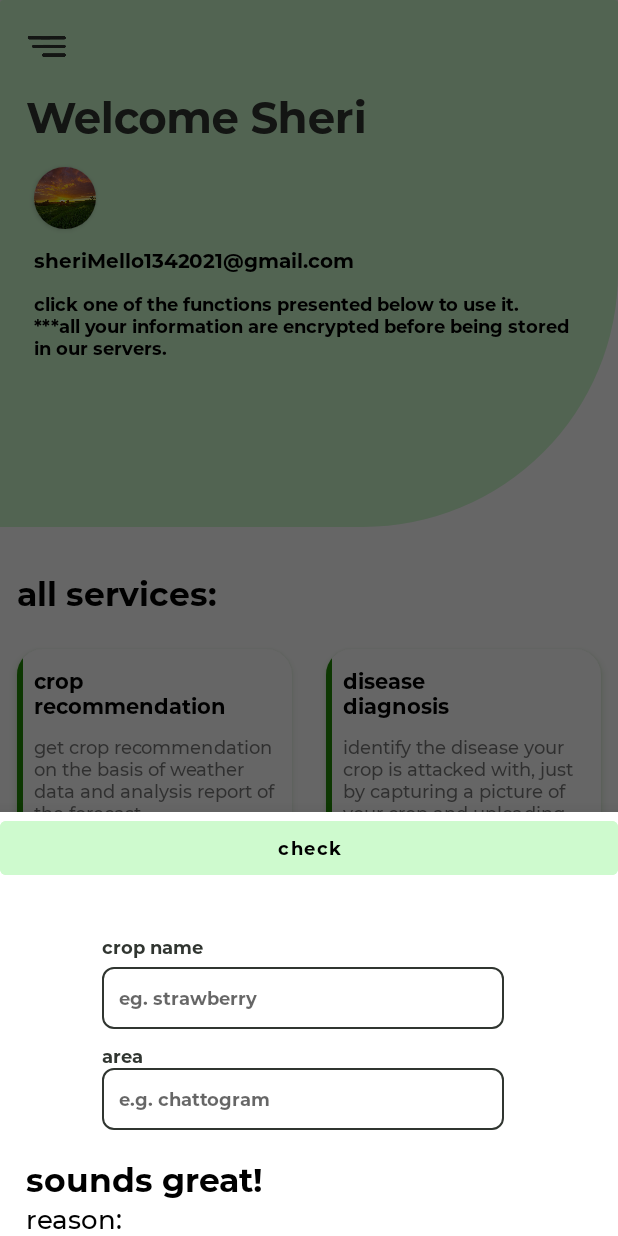
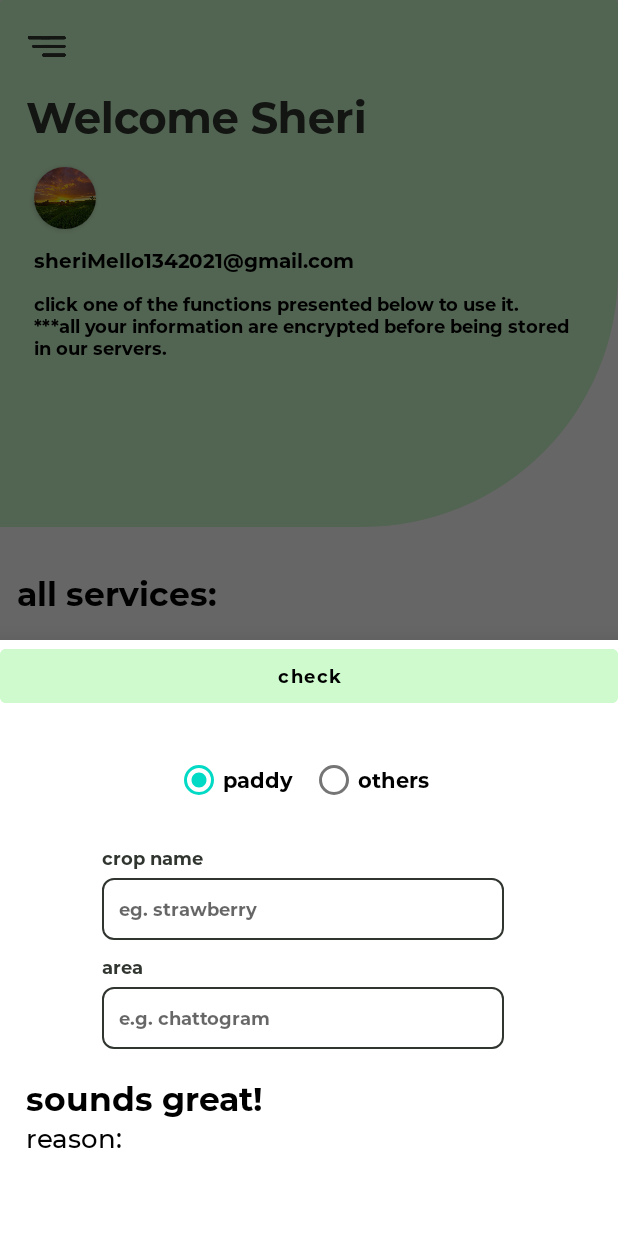
Before and after one commit to sherimello/kirshokerBondhu, an Android app: the fragment bottom_spread_sheet placed in its activity, on a phone screen of 412 x 824 dp. Run offline under Robolectric (Android 15) with nearby library versions, the phone set to English and light mode, and no system bars; our stand-ins replace Firebase (no records; nobody signed in at launch, a user with empty details on screens opened directly).

Commit message:
radio buttons in crop suggestion added and crop info fetching and implementing is done alhamdulillah...

```diff
--- a/app/src/main/java/com/example/kirshokerbondhu/activities/MainActivity.java
+++ b/app/src/main/java/com/example/kirshokerbondhu/activities/MainActivity.java
@@ -4,9 +4,7 @@ import static android.content.res.Resources.getSystem;
 
 import android.animation.ObjectAnimator;
 import android.content.Intent;
-import android.content.SharedPreferences;
 import android.os.Bundle;
-import android.preference.PreferenceManager;
 import android.view.View;
 import android.view.animation.OvershootInterpolator;
 import android.widget.Button;
@@ -25,13 +23,8 @@ import com.google.android.gms.auth.api.signin.GoogleSignIn;
 import com.google.android.gms.auth.api.signin.GoogleSignInClient;
 import com.google.android.gms.auth.api.signin.GoogleSignInOptions;
 import com.google.firebase.auth.FirebaseAuth;
-import com.google.gson.Gson;
-import com.google.gson.reflect.TypeToken;
 
-import java.lang.reflect.Type;
-import java.util.ArrayList;
-
-public class MainActivity extends AppCompatActivity implements View.OnClickListener, bottom_spread_sheet.Data {
+public class MainActivity extends AppCompatActivity implements View.OnClickListener {
 
     private GoogleSignInClient mGoogleSignInClient;
     private FirebaseAuth mAuth;
@@ -41,7 +34,6 @@ public class MainActivity extends AppCompatActivity implements View.OnClickListe
     private View swipe_view;
     private TextView text_logout;
     private ConstraintLayout constraint_menu_items, constraint_crop_recommendation;
-    private ArrayList<String> locations;
 
     @Override
     protected void onCreate(Bundle savedInstanceState) {
@@ -49,9 +41,6 @@ public class MainActivity extends AppCompatActivity implements View.OnClickListe
         setContentView(R.layout.activity_main);
 
         mAuth = FirebaseAuth.getInstance();
-        locations = new ArrayList<>();
-        locations = getArrayList("locations");
-//        Toast.makeText(getApplicationContext(), String.valueOf(getArrayList("locations").size()), Toast.LENGTH_SHORT).show();
 
         button_signout = findViewById(R.id.button_signout);
         image_menu = findViewById(R.id.image_menu);
@@ -81,9 +70,6 @@ public class MainActivity extends AppCompatActivity implements View.OnClickListe
                 card_main.animate().rotation(0).translationY(0).translationX(0).scaleX(1).scaleY(1).setDuration(700).setInterpolator(new OvershootInterpolator());
                 constraint_menu_items.animate().translationX(-convertToPx(200)).rotation(19).setDuration(700).setInterpolator(new OvershootInterpolator());
                 constraint_menu_items.setLayerType(View.LAYER_TYPE_NONE, null);
-
-//                    animateMenuItems(0, 0, 1, 10, 0);
-
             }
         });
 
@@ -133,15 +119,6 @@ public class MainActivity extends AppCompatActivity implements View.OnClickListe
         constraint_menu_items.animate().translationX(0).rotation(0).setDuration(500).setInterpolator(new OvershootInterpolator());
     }
 
-    public ArrayList<String> getArrayList(String key) {
-        SharedPreferences prefs = PreferenceManager.getDefaultSharedPreferences(getApplicationContext());
-        Gson gson = new Gson();
-        String json = prefs.getString(key, null);
-        Type type = new TypeToken<ArrayList<String>>() {
-        }.getType();
-        return gson.fromJson(json, type);
-    }
-
     public int convertToPx(int dp) {
         // Get the screen's density scale
         final float scale = getResources().getDisplayMetrics().density;
@@ -149,8 +126,4 @@ public class MainActivity extends AppCompatActivity implements View.OnClickListe
         return (int) (dp * scale + 0.5f);
     }
 
-    @Override
-    public void getArrayList(ArrayList<String> locations) {
-
-    }
 }
--- a/app/src/main/java/com/example/kirshokerbondhu/activities/Splash.java
+++ b/app/src/main/java/com/example/kirshokerbondhu/activities/Splash.java
@@ -56,6 +56,7 @@ public class Splash extends AppCompatActivity {
             @Override
             public void onDoubleClick(View v) {
                 sharedPrefs.onboardingPref(getApplicationContext(), 0);
+                sharedPrefs.sharedDataAlreadyDownloadedStatus(getApplicationContext(), 0);
             }
         });
 
--- a/app/src/main/java/com/example/kirshokerbondhu/classes/SharedPrefs.java
+++ b/app/src/main/java/com/example/kirshokerbondhu/classes/SharedPrefs.java
@@ -4,15 +4,43 @@ import static android.content.Context.MODE_PRIVATE;
 
 import android.content.Context;
 import android.content.SharedPreferences;
+import com.google.gson.Gson;
+import com.google.gson.reflect.TypeToken;
+
+import java.lang.reflect.Type;
+import java.util.ArrayList;
 
 public class SharedPrefs {
 
-    private static final String ON_BOARDING_SEEN_STATE = "isOnboardingSeen";
+    private static final String ON_BOARDING_SEEN_STATE = "isOnboardingSeen", PREF_NAME = "is_data_downloaded";
 
     public void onboardingPref(Context context, int i) {
         SharedPreferences.Editor editor = context.getSharedPreferences(ON_BOARDING_SEEN_STATE, MODE_PRIVATE).edit();
         editor.putInt("status", i);
         editor.apply();
     }
+    public void sharedDataAlreadyDownloadedStatus(Context context, int i) {
+        SharedPreferences sharedPref = context.getSharedPreferences(PREF_NAME, Context.MODE_PRIVATE);
+        SharedPreferences.Editor editor = sharedPref.edit();
+        editor.putInt("status", i);
+        editor.apply();
+    }
 
+    public void saveArrayList(Context context, ArrayList<String> list, String key) {
+        SharedPreferences prefs = context.getSharedPreferences("Data Pref", MODE_PRIVATE);
+        SharedPreferences.Editor editor = prefs.edit();
+        Gson gson = new Gson();
+        String json = gson.toJson(list);
+        editor.putString(key, json);
+        editor.apply();
+    }
+
+    public ArrayList<String> getArrayList(Context context, String key) {
+        SharedPreferences prefs = context.getSharedPreferences("Data Pref", Context.MODE_PRIVATE);
+        Gson gson = new Gson();
+        String json = prefs.getString(key, null);
+        Type type = new TypeToken<ArrayList<String>>() {
+        }.getType();
+        return gson.fromJson(json, type);
+    }
 }
--- a/app/src/main/java/com/example/kirshokerbondhu/classes/bottom_spread_sheet.java
+++ b/app/src/main/java/com/example/kirshokerbondhu/classes/bottom_spread_sheet.java
@@ -1,36 +1,27 @@
 package com.example.kirshokerbondhu.classes;
 
-import android.content.Context;
-import android.content.SharedPreferences;
 import android.os.Bundle;
-import android.preference.PreferenceManager;
 import android.view.LayoutInflater;
 import android.view.View;
 import android.view.ViewGroup;
 import android.view.WindowManager;
 import android.widget.ArrayAdapter;
 import android.widget.AutoCompleteTextView;
+import android.widget.RadioButton;
 import android.widget.TextView;
-import android.widget.Toast;
 
 import androidx.annotation.NonNull;
 import androidx.annotation.Nullable;
 
 import com.example.kirshokerbondhu.R;
 import com.google.android.material.bottomsheet.BottomSheetDialogFragment;
-import com.google.gson.Gson;
-import com.google.gson.reflect.TypeToken;
-
-import java.lang.reflect.Type;
-import java.util.ArrayList;
 
 public class bottom_spread_sheet extends BottomSheetDialogFragment {
 
-    private Data mData;
-    private ArrayList<String> locations;
     private AutoCompleteTextView edit_crop_name, edit_area;
-
     private TextView text_area;
+    private RadioButton radio_paddy, radio_others;
+    private SharedPrefs sharedPrefs;
 
     @Nullable
     @Override
@@ -38,38 +29,55 @@ public class bottom_spread_sheet extends BottomSheetDialogFragment {
         View v = inflater.inflate(R.layout.bottom_spread_sheet, container, false);
         requireActivity().getWindow().setSoftInputMode(WindowManager.LayoutParams.SOFT_INPUT_ADJUST_UNSPECIFIED);
         edit_area = v.findViewById(R.id.edit_area);
+        edit_crop_name = v.findViewById(R.id.edit_crop_name);
         text_area = v.findViewById(R.id.text_area);
-//        locs = (String[]) getArrayList("locations").toArray();
+        radio_paddy = v.findViewById(R.id.radio_paddy);
+        radio_others = v.findViewById(R.id.radio_others);
+
+        radio_paddy.setChecked(true);
+
+        sharedPrefs = new SharedPrefs();
+        addAdapterToLocatioACTV();
+        addAdapterToCropNameACTV("rice");
+        setListenersToRadioButtons(radio_paddy);
+        setListenersToRadioButtons(radio_others);
+
+
+        return v;
+    }
+
+    private void setListenersToRadioButtons(RadioButton radioButton) {
+        radioButton.setOnCheckedChangeListener((buttonView, isChecked) -> {
+            if (radioButton.isChecked()) {
+                if (radioButton == radio_paddy) {
+                    addAdapterToCropNameACTV("rice");
+                    return;
+                }
+                addAdapterToCropNameACTV("other products");
+            }
+
+        });
+    }
+
+    private void addAdapterToCropNameACTV(String crop) {
+
         ArrayAdapter<String> adapter = new ArrayAdapter<>(requireContext(),
-                android.R.layout.simple_dropdown_item_1line, getArrayList("locations"));
+                android.R.layout.simple_dropdown_item_1line, sharedPrefs.getArrayList(requireContext(), crop));
+
+        edit_crop_name.setAdapter(adapter);
+        adapter.notifyDataSetChanged();
+
+    }
+
+    private void addAdapterToLocatioACTV() {
+
+        ArrayAdapter<String> adapter = new ArrayAdapter<>(requireContext(),
+                android.R.layout.simple_dropdown_item_1line, sharedPrefs.getArrayList(requireContext(), "locations"));
 
         edit_area.setAdapter(adapter);
         adapter.notifyDataSetChanged();
-//        edit_area.showDropDown();
-        Toast.makeText(requireActivity(), String.valueOf(getArrayList("locations").size()), Toast.LENGTH_SHORT).show();
-        return v;
     }
 
-    @Override
-    public void onAttach(@NonNull Context context) {
-        super.onAttach(context);
-        try {
-            mData = (Data) context;
-        } catch (ClassCastException e) {
-            throw new ClassCastException(context.toString() + " must implement Data Interface.");
-        }
-    }
 
-    public ArrayList<String> getArrayList(String key) {
-        SharedPreferences prefs = requireContext().getSharedPreferences("Location Data Pref", Context.MODE_PRIVATE);
-        Gson gson = new Gson();
-        String json = prefs.getString(key, null);
-        Type type = new TypeToken<ArrayList<String>>() {
-        }.getType();
-        return gson.fromJson(json, type);
-    }
 
-    public interface Data {
-        void getArrayList(ArrayList<String> locations);
-    }
 }
--- a/app/src/main/res/layout/activity_data_download.xml
+++ b/app/src/main/res/layout/activity_data_download.xml
@@ -7,7 +7,7 @@
     tools:context=".activities.DataDownload">
 
     <ProgressBar
-        android:id="@+id/progress_score"
+        android:id="@+id/progressBar"
         android:layout_width="200dp"
         android:layout_height="200dp"
         android:layout_centerInParent="true"
@@ -53,7 +53,7 @@
         app:layout_constraintBottom_toBottomOf="parent"
         app:layout_constraintEnd_toEndOf="parent"
         app:layout_constraintStart_toStartOf="parent"
-        app:layout_constraintTop_toBottomOf="@+id/progress_score"
+        app:layout_constraintTop_toBottomOf="@+id/progressBar"
         app:layout_constraintVertical_bias=".1" />
 
 </androidx.constraintlayout.widget.ConstraintLayout>
--- a/app/src/main/res/layout/bottom_spread_sheet.xml
+++ b/app/src/main/res/layout/bottom_spread_sheet.xml
@@ -12,6 +12,34 @@
         android:fillViewport="true"
         android:fitsSystemWindows="true"
         android:isScrollContainer="true">
+
+        <RadioGroup
+            android:id="@+id/radioGroup"
+            android:layout_width="0dp"
+            android:layout_height="wrap_content"
+            android:layout_marginTop="21dp"
+            android:gravity="center"
+            android:orientation="horizontal"
+            app:layout_constraintEnd_toEndOf="@+id/edit_crop_name"
+            app:layout_constraintStart_toStartOf="@+id/edit_crop_name"
+            app:layout_constraintTop_toBottomOf="@+id/button">
+
+            <RadioButton
+                android:id="@+id/radio_paddy"
+                android:layout_width="wrap_content"
+                android:layout_height="wrap_content"
+                android:layout_marginEnd="11dp"
+                android:fontFamily="@font/bontserrat_bold"
+                android:text="@string/paddy" />
+
+            <RadioButton
+                android:id="@+id/radio_others"
+                android:layout_width="wrap_content"
+                android:layout_height="wrap_content"
+                android:fontFamily="@font/bontserrat_bold"
+                android:text="@string/others" />
+
+        </RadioGroup>
 
         <Button
             android:id="@+id/button"
@@ -33,14 +61,14 @@
             android:id="@+id/text_crop_name"
             android:layout_width="wrap_content"
             android:layout_height="wrap_content"
-            android:layout_marginTop="35dp"
+            android:layout_marginTop="21dp"
             android:fontFamily="@font/bontserrat_bold"
             android:includeFontPadding="false"
             android:text="@string/crop_name"
             android:textColor="@color/greenishGrey"
             android:textSize="12sp"
             app:layout_constraintStart_toStartOf="@+id/edit_crop_name"
-            app:layout_constraintTop_toBottomOf="@+id/button" />
+            app:layout_constraintTop_toBottomOf="@+id/radioGroup" />
 
         <AutoCompleteTextView
             android:id="@+id/edit_crop_name"
@@ -49,11 +77,20 @@
             android:layout_marginTop="5dp"
             android:autofillHints="name"
             android:background="@drawable/stroked_rounded_box"
+            android:completionThreshold="1"
+            android:dropDownAnchor="@id/text_area"
+            android:dropDownHeight="match_parent"
+            android:fillViewport="true"
+            android:fitsSystemWindows="true"
+            android:focusable="true"
             android:fontFamily="@font/bontserrat_bold"
             android:hint="@string/hint_crop_name"
+            android:includeFontPadding="true"
             android:inputType="text"
             android:paddingStart="11dp"
             android:paddingEnd="11dp"
+            android:selectAllOnFocus="true"
+            android:singleLine="true"
             android:textColor="@color/greenishGrey"
             android:textSize="12sp"
             app:layout_constraintBottom_toBottomOf="parent"
@@ -78,24 +115,13 @@
             app:layout_constraintStart_toStartOf="@+id/edit_crop_name"
             app:layout_constraintTop_toBottomOf="@+id/edit_crop_name" />
 
-        <androidx.constraintlayout.widget.ConstraintLayout
-            android:id="@+id/constraint_edit_area"
-            android:layout_width="0dp"
-            android:layout_height="wrap_content"
-            android:layout_marginBottom="19dp"
-            app:layout_constraintBottom_toBottomOf="parent"
-            app:layout_constraintEnd_toEndOf="@+id/edit_crop_name"
-            app:layout_constraintHorizontal_bias="0.0"
-            app:layout_constraintStart_toStartOf="@+id/edit_crop_name"
-            app:layout_constraintTop_toBottomOf="@+id/text_area"
-            app:layout_constraintVertical_bias="0"
-            app:layout_constraintWidth_percent=".65"
-            >
 
         <AutoCompleteTextView
             android:id="@+id/edit_area"
             android:layout_width="0dp"
             android:layout_height="41dp"
+            android:layout_marginTop="5dp"
+            android:layout_marginBottom="19dp"
             android:autofillHints="postalAddress"
             android:background="@drawable/stroked_rounded_box"
             android:completionThreshold="1"
@@ -115,75 +141,13 @@
             android:textColor="@color/greenishGrey"
             android:textSize="12sp"
             app:layout_constraintBottom_toBottomOf="parent"
-                app:layout_constraintEnd_toEndOf="parent"
-                app:layout_constraintStart_toStartOf="parent"
-                app:layout_constraintTop_toTopOf="parent" />
+            app:layout_constraintEnd_toEndOf="@+id/edit_crop_name"
+            app:layout_constraintHorizontal_bias="0.0"
+            app:layout_constraintStart_toStartOf="@+id/edit_crop_name"
+            app:layout_constraintTop_toBottomOf="@+id/text_area"
+            app:layout_constraintVertical_bias="0"
+            app:layout_constraintWidth_percent=".65" />
 
-        </androidx.constraintlayout.widget.ConstraintLayout>
-
-        <!--    <androidx.cardview.widget.CardView-->
-        <!--        android:layout_width="0dp"-->
-        <!--        android:layout_height="39dp"-->
-        <!--        android:visibility="gone"-->
-        <!--        app:cardCornerRadius="100dp"-->
-        <!--        app:cardElevation="7dp"-->
-        <!--        app:layout_constraintBottom_toBottomOf="@+id/edit_area"-->
-        <!--        app:layout_constraintEnd_toEndOf="parent"-->
-        <!--        app:layout_constraintHorizontal_bias=".5"-->
-        <!--        app:layout_constraintStart_toEndOf="@+id/edit_area"-->
-        <!--        app:layout_constraintTop_toTopOf="@+id/edit_area"-->
-        <!--        app:layout_constraintWidth_percent=".4">-->
-
-        <!--        <androidx.constraintlayout.widget.ConstraintLayout-->
-        <!--            android:layout_width="match_parent"-->
-        <!--            android:layout_height="match_parent"-->
-        <!--            android:visibility="visible">-->
-
-        <!--            <ProgressBar-->
-        <!--                android:layout_width="19dp"-->
-        <!--                android:layout_height="19dp"-->
-        <!--                android:layout_marginEnd="5dp"-->
-        <!--                android:indeterminateTint="@color/greenishGrey"-->
-        <!--                app:layout_constraintBottom_toBottomOf="@+id/textView6"-->
-        <!--                app:layout_constraintEnd_toStartOf="@+id/textView6"-->
-        <!--                app:layout_constraintTop_toTopOf="@+id/textView6" />-->
-
-        <!--            <TextView-->
-        <!--                android:id="@+id/textView6"-->
-        <!--                android:layout_width="wrap_content"-->
-        <!--                android:layout_height="wrap_content"-->
-        <!--                android:fontFamily="@font/bontserrat_bold"-->
-        <!--                android:text="@string/loading"-->
-        <!--                android:textColor="@color/black"-->
-        <!--                android:textSize="12sp"-->
-        <!--                app:layout_constraintBottom_toBottomOf="parent"-->
-        <!--                app:layout_constraintEnd_toEndOf="parent"-->
-        <!--                app:layout_constraintStart_toStartOf="parent"-->
-        <!--                app:layout_constraintTop_toTopOf="parent" />-->
-
-        <!--            <RelativeLayout-->
-        <!--                android:layout_width="match_parent"-->
-        <!--                android:layout_height="match_parent"-->
-        <!--                android:background="@color/lightGreen">-->
-
-        <!--                <TextView-->
-        <!--                    android:layout_width="wrap_content"-->
-        <!--                    android:layout_height="wrap_content"-->
-        <!--                    android:layout_centerInParent="true"-->
-        <!--                    android:drawablePadding="5dp"-->
-        <!--                    android:fontFamily="@font/bontserrat_bold"-->
-        <!--                    android:gravity="center"-->
-        <!--                    android:text="@string/check"-->
-        <!--                    android:textColor="@color/black"-->
-        <!--                    android:textSize="12sp"-->
-        <!--                    app:drawableStartCompat="@drawable/search"-->
-        <!--                    app:drawableTint="@color/black" />-->
-
-        <!--            </RelativeLayout>-->
-
-        <!--        </androidx.constraintlayout.widget.ConstraintLayout>-->
-
-        <!--    </androidx.cardview.widget.CardView>-->
 
         <TextView
             android:id="@+id/textView6"
@@ -191,30 +155,66 @@
             android:layout_height="wrap_content"
             android:layout_margin="17dp"
             android:fontFamily="@font/bontserrat_bold"
-            android:text="sounds great!"
+            android:text="@string/sounds_great"
             android:textAppearance="@style/TextAppearance.AppCompat.Large"
             android:textColor="@color/black"
             app:layout_constraintEnd_toEndOf="parent"
             app:layout_constraintHorizontal_bias="0"
             app:layout_constraintStart_toStartOf="parent"
-            app:layout_constraintTop_toBottomOf="@+id/constraint_edit_area" />
+            app:layout_constraintTop_toBottomOf="@+id/edit_area" />
 
         <TextView
             android:id="@+id/textView8"
             android:layout_width="wrap_content"
             android:layout_height="wrap_content"
             android:fontFamily="@font/montserrat_medium"
-            android:text="reason:"
+            android:text="@string/reason"
             android:textColor="@color/black"
             android:textSize="17sp"
             app:layout_constraintStart_toStartOf="@+id/textView6"
             app:layout_constraintTop_toBottomOf="@+id/textView6" />
 
-        <!--        <TextView-->
+        <TextView
+            android:id="@+id/text_reason"
+            android:layout_width="match_parent"
+            android:layout_height="wrap_content"
+            android:layout_margin="17dp"
+            android:fontFamily="@font/montserrat_medium"
+            android:textColor="@color/greenishGrey"
+            app:layout_constraintBottom_toBottomOf="parent"
+            app:layout_constraintEnd_toEndOf="parent"
+            app:layout_constraintStart_toStartOf="parent"
+            app:layout_constraintTop_toBottomOf="@+id/textView8"
+            app:layout_constraintVertical_bias="0" />
+
+
+        <!--        <ScrollView-->
         <!--            android:layout_width="match_parent"-->
-        <!--            android:layout_height="wrap_content"-->
-        <!--            android:text="\n\n\n\n\n\n\n\n\n\n\n\n\n\n\n\n\n\n\n\n\n\n\n\n\n\n\n\n\n\n\n\n\n\n\n\n\n\n\n\n\n\n\n\n\n\n\n\n\n\n\n\n\n\n\n"-->
-        <!--            app:layout_constraintTop_toBottomOf="@+id/textView8" />-->
+        <!--            android:layout_height="0dp"-->
+        <!--            android:layout_margin="17dp"-->
+        <!--            app:layout_constraintBottom_toBottomOf="parent"-->
+        <!--            app:layout_constraintEnd_toEndOf="parent"-->
+        <!--            app:layout_constraintStart_toStartOf="parent"-->
+        <!--            app:layout_constraintTop_toBottomOf="@+id/textView8">-->
+
+        <!--            <LinearLayout-->
+        <!--                android:layout_width="wrap_content"-->
+        <!--                android:layout_height="wrap_content"-->
+        <!--                >-->
+        <!--                <TextView-->
+        <!--                    android:id="@+id/text_reason"-->
+        <!--                    android:layout_width="match_parent"-->
+        <!--                    android:layout_height="wrap_content"-->
+        <!--                    android:fontFamily="@font/montserrat_medium"-->
+        <!--                    android:text="dasdasdasdas"-->
+        <!--                    android:textColor="@color/greenishGrey"-->
+        <!--                    />-->
+
+        <!--            </LinearLayout>-->
+
+        <!--        </ScrollView>-->
+
+
     </androidx.constraintlayout.widget.ConstraintLayout>
 
 
--- a/app/src/main/res/values/strings.xml
+++ b/app/src/main/res/values/strings.xml
@@ -32,5 +32,9 @@
     <string name="Dhaka">Dhaka</string>
     <string name="dummy_data_download_dialogue">please don\'t leave the app\ndownloading loaction data...</string>
     <string name="upload">upload</string>
+    <string name="paddy">paddy</string>
+    <string name="others">others</string>
+    <string name="reason">reason:</string>
+    <string name="sounds_great">sounds great!</string>
 
 </resources>
```
Also changed, not shown: app/src/main/java/com/example/kirshokerbondhu/activities/DataDownload.java (+65 -19 lines). Lines whose indentation alone changed are shown as unchanged.
